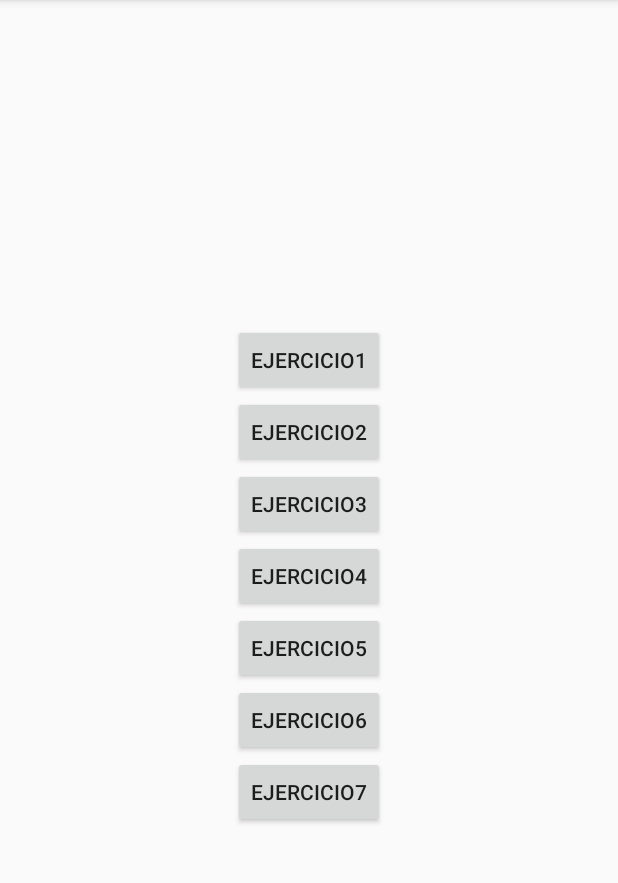
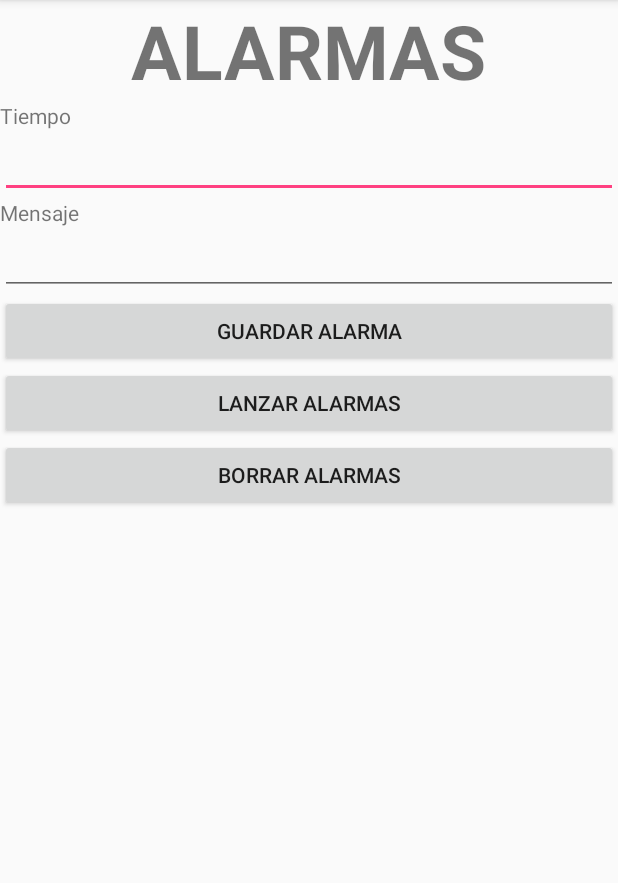
Before and after one commit to alejandroagca/EjerciciosDeFicheros, an Android app: the screen it shows after launch (MenuActivity before the commit, Ejercicio2Activity after it), after a tap on "EJERCICIO2", on a phone screen of 412 x 824 dp, the part 84-967 px from its top. Run offline under Robolectric (Android 15) with nearby library versions, the phone set to English and light mode, and no system bars.

Commit message:
Ejercicio 2 por terminar

```diff
--- a/app/build.gradle
+++ b/app/build.gradle
@@ -26,7 +26,7 @@ dependencies {
     testImplementation 'junit:junit:4.12'
     androidTestImplementation 'com.android.support.test:runner:1.0.1'
     androidTestImplementation 'com.android.support.test.espresso:espresso-core:3.0.1'
-    compile group: 'cz.msebera.android' , name: 'httpclient', version: '4.4.1.2'
+    compile group: 'cz.msebera.android', name: 'httpclient', version: '4.4.1.2'
     compile 'com.loopj.android:android-async-http:1.4.9'
     compile 'com.android.volley:volley:1.0.0'
     compile 'com.squareup.okhttp3:okhttp:3.9.0'
--- /dev/null
+++ b/app/src/main/java/com/example/usuario/ejerciciosdered/Ejercicio2Activity.java
@@ -0,0 +1,143 @@
+package com.example.usuario.ejerciciosdered;
+
+import android.media.MediaPlayer;
+import android.os.CountDownTimer;
+import android.os.Environment;
+import android.support.v7.app.AppCompatActivity;
+import android.os.Bundle;
+import android.view.View;
+import android.widget.Button;
+import android.widget.EditText;
+import android.widget.TextView;
+import android.widget.Toast;
+
+import java.io.BufferedReader;
+import java.io.File;
+import java.io.FileInputStream;
+import java.io.FileNotFoundException;
+import java.io.IOException;
+import java.io.InputStreamReader;
+
+public class Ejercicio2Activity extends AppCompatActivity implements View.OnClickListener {
+
+    Button btnLanzarAlarmas, btnGuardarAlarma, btnBorrarAlarmas;
+    EditText edtIntroduceTiempo, edtIntroduceMensaje;
+    Memoria miMemoria;
+    File miFichero;
+    TextView txvVerAlarmas;
+    MediaPlayer mp;
+    public static int cuantasAlarmas;
+    @Override
+    protected void onCreate(Bundle savedInstanceState) {
+        super.onCreate(savedInstanceState);
+        setContentView(R.layout.activity_ejercicio2);
+        cuantasAlarmas = 0;
+        mp = MediaPlayer.create(this,R.raw.sonido);
+        btnGuardarAlarma = findViewById(R.id.btnGuardarAlarma);
+        btnGuardarAlarma.setOnClickListener(this);
+        btnLanzarAlarmas = findViewById(R.id.btnLanzarAlarmas);
+        btnLanzarAlarmas.setOnClickListener(this);
+        btnBorrarAlarmas = findViewById(R.id.btnBorrarAlarmas);
+        btnBorrarAlarmas.setOnClickListener(this);
+        txvVerAlarmas = findViewById(R.id.txvVerAlarmas);
+        edtIntroduceMensaje = findViewById(R.id.edtIntroduceMensaje);
+        edtIntroduceTiempo = findViewById(R.id.edtIntroduceTiempo);
+        miMemoria = new Memoria(getApplicationContext());
+        miFichero = new File(Environment.getExternalStorageDirectory().getAbsolutePath(), "alarmas.txt");
+        if (miFichero.exists()) {
+            comprobarAlarmas();
+        }
+
+    }
+
+    @Override
+    public void onClick(View v) {
+        if (v == btnGuardarAlarma){
+            guardarAlarma();
+        }
+
+        if (v == btnLanzarAlarmas){
+        }
+
+        if (v == btnBorrarAlarmas){
+            borrarAlarmas();
+        }
+    }
+
+    private void borrarAlarmas(){
+        if (miFichero.exists()) {
+            miFichero.delete();
+            cuantasAlarmas = 0;
+            txvVerAlarmas.setText("");
+            Toast.makeText(Ejercicio2Activity.this, "Se ha borrado el fichero alarmas.txt", Toast.LENGTH_SHORT).show();
+        }
+        else{
+            Toast.makeText(Ejercicio2Activity.this, "El fichero alarmas.txt no se ha creado todavia", Toast.LENGTH_SHORT).show();
+        }
+    }
+
+    private void guardarAlarma(){
+        if(miMemoria.disponibleEscritura()) {
+            if (cuantasAlarmas <5) {
+                String alarma = edtIntroduceTiempo.getText().toString() + "," + edtIntroduceMensaje.getText().toString();
+                miMemoria.escribirExterna("alarmas.txt", alarma, true, "UTF-8");
+                comprobarAlarmas();
+                Toast.makeText(Ejercicio2Activity.this, "Alarma guardada", Toast.LENGTH_SHORT).show();
+            }
+            else {
+                Toast.makeText(Ejercicio2Activity.this, "Ya tienes 4 alarmas creadas", Toast.LENGTH_SHORT).show();
+            }
+        }
+    }
+
+    private void comprobarAlarmas(){
+        cuantasAlarmas = 0;
+        FileInputStream fis;
+        InputStreamReader isr;
+        BufferedReader br;
+        String linea;
+
+        try {
+            fis = new FileInputStream(miFichero);
+            isr = new InputStreamReader(fis);
+            br = new BufferedReader(isr);
+
+            txvVerAlarmas.setText("");
+            while ((linea = br.readLine())!= null) {
+                cuantasAlarmas++;
+                txvVerAlarmas.setText(txvVerAlarmas.getText().toString() + linea + "\n");
+            }
+
+            br.close();
+            isr.close();
+            fis.close();
+
+        } catch (FileNotFoundException e){
+            Toast.makeText(Ejercicio2Activity.this, "El fichero alarmas.txt no se ha creado todavia", Toast.LENGTH_SHORT).show();
+        } catch (IOException e) {
+            Toast.makeText(Ejercicio2Activity.this, "Error de E/S.", Toast.LENGTH_SHORT).show();
+        } catch (Exception e){
+            Toast.makeText(Ejercicio2Activity.this, "Error: " + e.getMessage(), Toast.LENGTH_SHORT).show();
+        }
+    }
+
+    public class MiContador extends CountDownTimer {
+        public MiContador(long startTime, long interval) {
+            super(startTime, interval);
+        }
+
+        @Override
+        public void onTick(long millisUntilFinished) {
+            long minutos = (millisUntilFinished/1000) / 60;
+
+        }
+
+        @Override
+        public void onFinish()
+        {
+            mp.start();
+
+
+        }
+    }
+}
--- a/app/src/main/java/com/example/usuario/ejerciciosdered/Ejercicio4Activity.java
+++ b/app/src/main/java/com/example/usuario/ejerciciosdered/Ejercicio4Activity.java
@@ -6,7 +6,6 @@ import android.content.DialogInterface;
 import android.net.ConnectivityManager;
 import android.net.NetworkInfo;
 import android.os.AsyncTask;
-import android.os.Environment;
 import android.support.v7.app.AppCompatActivity;
 import android.os.Bundle;
 import android.util.Log;
@@ -15,7 +14,6 @@ import android.webkit.WebView;
 import android.widget.Button;
 import android.widget.EditText;
 import android.widget.RadioButton;
-import android.widget.TextView;
 import android.widget.Toast;
 
 import com.android.volley.DefaultRetryPolicy;
@@ -77,7 +75,6 @@ public class Ejercicio4Activity extends AppCompatActivity implements View.OnClic
                     volley(url);
                 }
             }
-
 
             if (v == btnDescargar) {
                 if(edtRutaDescarga.getText().toString().length() > 0) {
--- a/app/src/main/java/com/example/usuario/ejerciciosdered/MenuActivity.java
+++ b/app/src/main/java/com/example/usuario/ejerciciosdered/MenuActivity.java
@@ -43,6 +43,11 @@ public class MenuActivity extends AppCompatActivity implements View.OnClickListe
             startActivity(i);
         }
 
+        if (v == btnEjercicio2){
+            i = new Intent(this, Ejercicio2Activity.class);
+            startActivity(i);
+        }
+
         if (v == btnEjercicio4){
             i = new Intent(this, Ejercicio4Activity.class);
             startActivity(i);
--- a/app/src/main/res/layout/activity_ejercicio1.xml
+++ b/app/src/main/res/layout/activity_ejercicio1.xml
@@ -8,7 +8,6 @@
     android:orientation="vertical">
 
     <TextView
-        android:id="@+id/txvTituloEjercicio1"
         android:layout_width="wrap_content"
         android:layout_height="wrap_content"
         android:text="AGENDA"
@@ -17,7 +16,6 @@
         android:textStyle="bold"/>
 
     <TextView
-        android:id="@+id/txvIntroduceNombre"
         android:layout_width="match_parent"
         android:layout_height="wrap_content"
         android:text="Nombre" />
@@ -28,7 +26,6 @@
         />
 
     <TextView
-        android:id="@+id/txvIntroduceTelefono"
         android:layout_width="match_parent"
         android:layout_height="wrap_content"
         android:text="Teléfono" />
@@ -39,7 +36,6 @@
         />
 
     <TextView
-        android:id="@+id/txvIntroduceCorreo"
         android:layout_width="match_parent"
         android:layout_height="wrap_content"
         android:text="Correo" />
--- /dev/null
+++ b/app/src/main/res/layout/activity_ejercicio2.xml
@@ -0,0 +1,62 @@
+<?xml version="1.0" encoding="utf-8"?>
+<LinearLayout xmlns:android="http://schemas.android.com/apk/res/android"
+    xmlns:app="http://schemas.android.com/apk/res-auto"
+    xmlns:tools="http://schemas.android.com/tools"
+    android:layout_width="match_parent"
+    android:layout_height="match_parent"
+    tools:context="com.example.usuario.ejerciciosdered.Ejercicio1Activity"
+    android:orientation="vertical">
+
+    <TextView
+        android:layout_width="wrap_content"
+        android:layout_height="wrap_content"
+        android:text="ALARMAS"
+        android:textSize="50dp"
+        android:layout_gravity="center"
+        android:textStyle="bold"/>
+
+    <TextView
+        android:layout_width="match_parent"
+        android:layout_height="wrap_content"
+        android:text="Tiempo" />
+    <EditText
+        android:id="@+id/edtIntroduceTiempo"
+        android:layout_width="match_parent"
+        android:layout_height="wrap_content"
+        />
+
+    <TextView
+        android:layout_width="match_parent"
+        android:layout_height="wrap_content"
+        android:text="Mensaje" />
+    <EditText
+        android:id="@+id/edtIntroduceMensaje"
+        android:layout_width="match_parent"
+        android:layout_height="wrap_content"
+        />
+
+        <Button
+            android:id="@+id/btnGuardarAlarma"
+            android:layout_width="match_parent"
+            android:layout_height="wrap_content"
+            android:text="Guardar alarma" />
+
+
+    <Button
+        android:id="@+id/btnLanzarAlarmas"
+        android:layout_width="match_parent"
+        android:layout_height="wrap_content"
+        android:text="Lanzar alarmas"/>
+
+    <Button
+        android:id="@+id/btnBorrarAlarmas"
+        android:layout_width="match_parent"
+        android:layout_height="wrap_content"
+        android:text="Borrar alarmas"/>
+
+    <TextView
+        android:id="@+id/txvVerAlarmas"
+        android:layout_width="match_parent"
+        android:layout_height="match_parent" />
+
+</LinearLayout>
--- a/app/src/main/res/layout/activity_ejercicio4.xml
+++ b/app/src/main/res/layout/activity_ejercicio4.xml
@@ -77,6 +77,4 @@
         android:layout_height="match_parent">
     </WebView>
 
-
-
 </LinearLayout>
```
Also changed, not shown: app/src/main/AndroidManifest.xml (+5 -3 lines), 1 other file.
